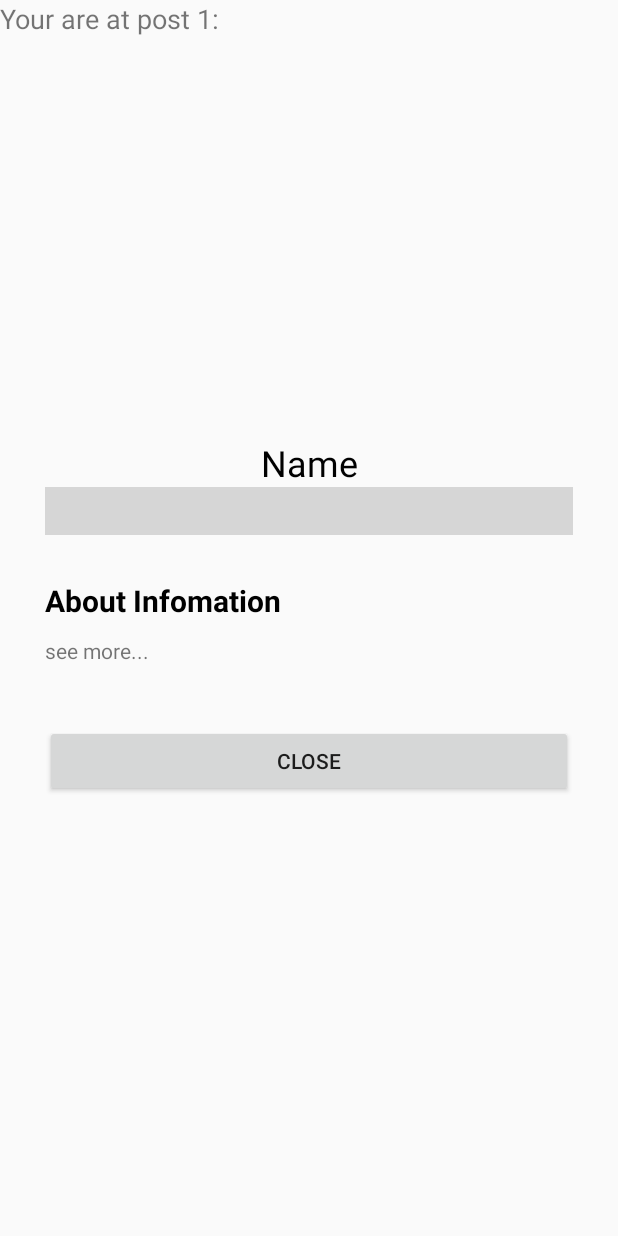
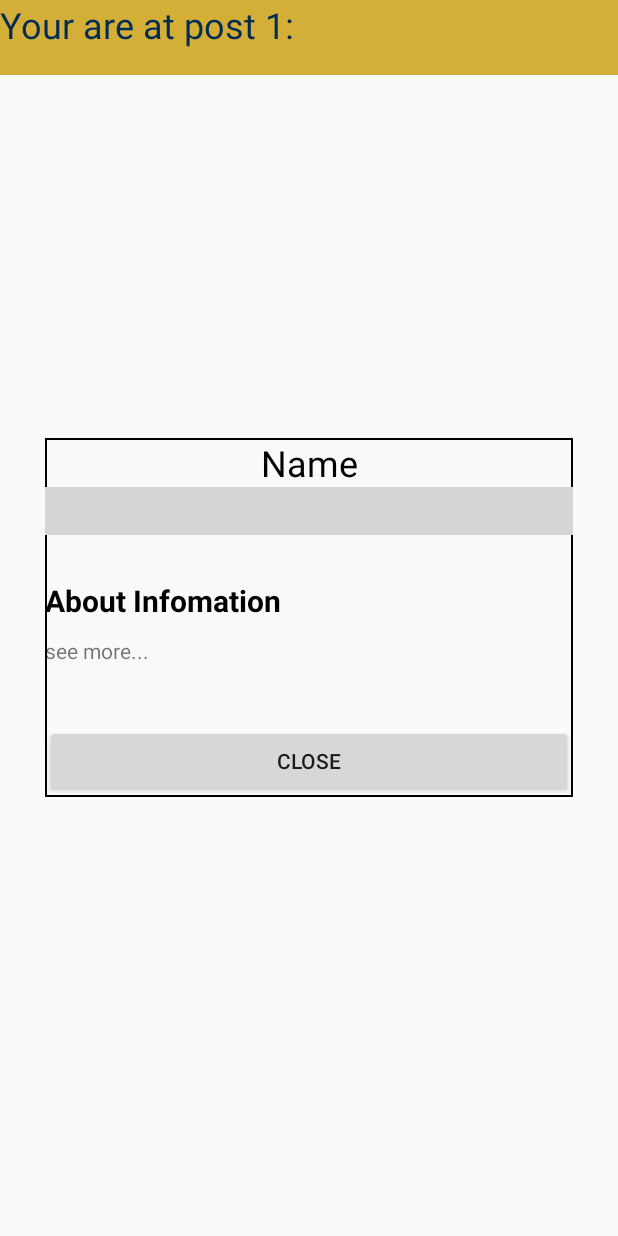
Before and after one commit to GamesB2/StokeWayfinder, an Android app: the layout more_infomation.xml on its own in the app's theme, with its tools: preview values and no code run, on a phone screen of 412 x 824 dp. Run offline under Robolectric (Android 15) with nearby library versions, the phone set to English and light mode, and no system bars; plain views replace YouTubePlayerView; grey boxes are pictures that could not be loaded.

Commit message:
Missing files

```diff
--- a/app/src/main/res/layout/more_infomation.xml
+++ b/app/src/main/res/layout/more_infomation.xml
@@ -6,9 +6,11 @@
     <TextView
         android:id="@+id/txtAddress"
         android:layout_width="match_parent"
-        android:layout_height="wrap_content"
+        android:layout_height="50dp"
         android:text="Your are at post 1:"
-        android:textSize="18sp" />
+        android:background="@color/colorPrimary"
+        android:textSize="24sp"
+        android:textColor="@color/colorPrimaryDark"/>
 
     <LinearLayout
         android:layout_width="fill_parent"
@@ -31,7 +33,8 @@
                 <LinearLayout
                     android:layout_width="match_parent"
                     android:layout_height="wrap_content"
-                    android:orientation="vertical" >
+                    android:orientation="vertical"
+                    android:background="@drawable/edittextboarder">
 
                     <TextView
                         android:id="@+id/txtInfoName"
```
